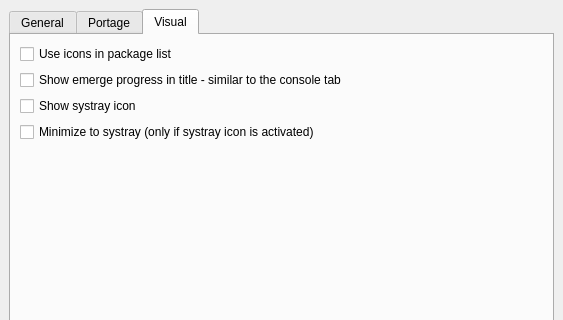
First picture: the form in portato/gui/templates/ui/PreferenceWindow.ui, repository Necoro/portato, before the edit; both pictures show x 0 to 563 and y 0 to 320 of the 563 by 699 pixel window.
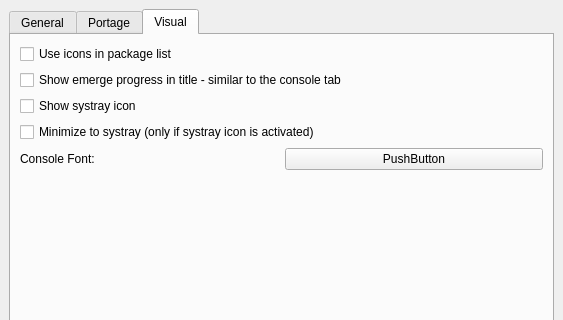
Second picture: the form after the edit. The open tabs and pages were chosen to show the change.

Commit message: made console font changeble for Qt

Patch:
```diff
--- a/portato/gui/templates/ui/PreferenceWindow.ui
+++ b/portato/gui/templates/ui/PreferenceWindow.ui
@@ -285,6 +285,30 @@
          </property>
         </widget>
        </item>
+       <item>
+        <layout class="QHBoxLayout" >
+         <property name="margin" >
+          <number>0</number>
+         </property>
+         <property name="spacing" >
+          <number>6</number>
+         </property>
+         <item>
+          <widget class="QLabel" name="" >
+           <property name="text" >
+            <string>Console Font:</string>
+           </property>
+          </widget>
+         </item>
+         <item>
+          <widget class="QPushButton" name="fontBtn" >
+           <property name="text" >
+            <string>PushButton</string>
+           </property>
+          </widget>
+         </item>
+        </layout>
+       </item>
        <item>
         <spacer>
          <property name="orientation" >
```
The commit also changes 3 other files.
